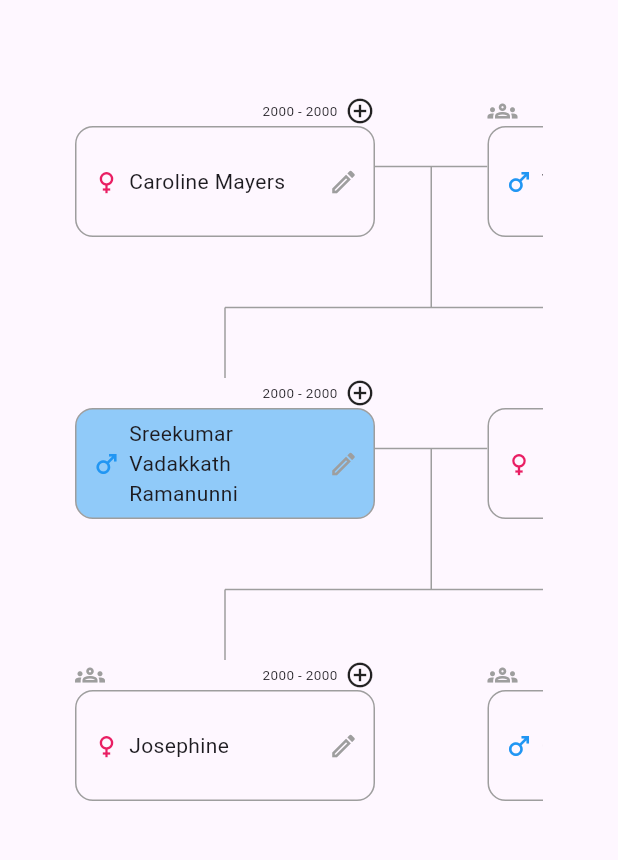
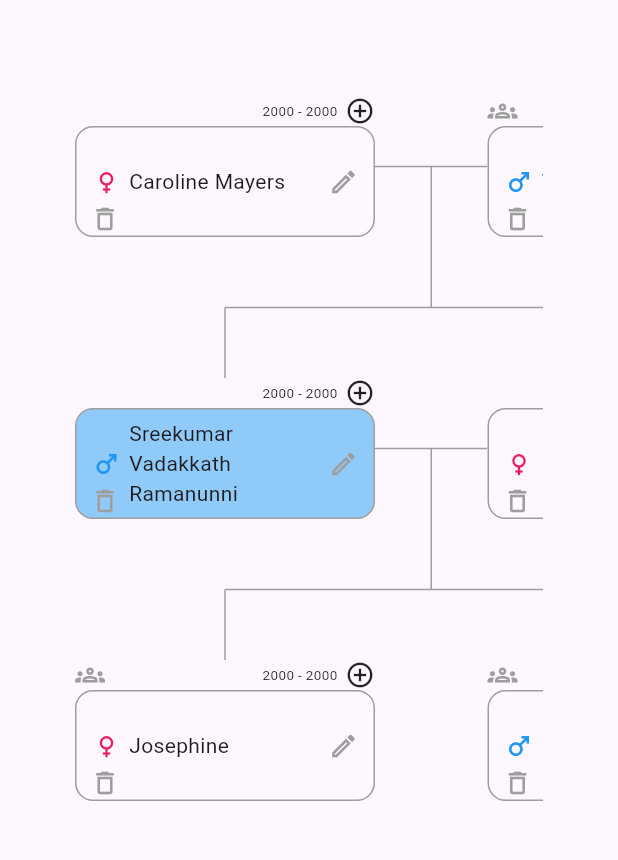
Before and after one commit to jayasreeraju642000/family_tree, a Flutter app: the screen it shows after launch, on a phone screen of 412 x 824 dp, the part 63-923 px from its top. Run offline on Flutter 3.47's test engine with Material 3 defaults, Android fonts, the phone set to English and light mode, and no system bars; our stand-ins replace flutter_bloc.

Commit message:
changes completed

```diff
--- a/lib/family_tree.dart
+++ b/lib/family_tree.dart
@@ -51,7 +51,6 @@ class FamilyTree extends StatelessWidget {
                                 child: InteractiveViewer(
                               constrained: false,
                               minScale: 0.0001,
-                              panAxis: PanAxis.horizontal,
                               maxScale: 8.0,
                               child: Container(
                                 padding: const EdgeInsets.only(
--- a/lib/widgets/family_node_widget.dart
+++ b/lib/widgets/family_node_widget.dart
@@ -33,13 +33,13 @@ class FamilyNodeWidget extends StatelessWidget {
               return Positioned(
                 top: node.yCoordinates,
                 left: node.xCoordinate,
-                child: child ?? Container(
+                child: child ??
+                    Container(
                       alignment: Alignment.bottomCenter,
                       width: widthOfNode,
                       height: heightOfNode,
                       color: Theme.of(context).scaffoldBackgroundColor,
-                  child:
-                      Column(
+                      child: Column(
                         mainAxisAlignment: MainAxisAlignment.center,
                         crossAxisAlignment: CrossAxisAlignment.end,
                         children: [
@@ -112,16 +112,19 @@ class FamilyNodeWidget extends StatelessWidget {
                                   .read<DetailsPanelVisibilityCubit>()
                                   .onVisibilityChange(node.id);
                             },
-                            child: Container(
+                            child: Stack(
+                              children: [
+                                Container(
                                   height: heightOfNode - 20,
                                   width: widthOfNode,
                                   alignment: Alignment.center,
-                              padding:
-                                  const EdgeInsets.symmetric(horizontal: 10),
+                                  padding: const EdgeInsets.symmetric(
+                                      horizontal: 10),
                                   decoration: BoxDecoration(
                                     color: node.isPatient
                                         ? Colors.blue.shade200
-                                    : Theme.of(context).scaffoldBackgroundColor,
+                                        : Theme.of(context)
+                                            .scaffoldBackgroundColor,
                                     border: Border.all(color: Colors.grey),
                                     borderRadius: BorderRadius.circular(12),
                                   ),
@@ -162,7 +165,8 @@ class FamilyNodeWidget extends StatelessWidget {
                                         onTap: () {
                                           showAdaptiveDialog(
                                             context: context,
-                                        builder: (context) => MultiBlocProvider(
+                                            builder: (context) =>
+                                                MultiBlocProvider(
                                               providers: [
                                                 BlocProvider(
                                                   create: (context) =>
@@ -191,6 +195,19 @@ class FamilyNodeWidget extends StatelessWidget {
                                     ],
                                   ),
                                 ),
+                                Positioned(
+                                    left: 10,
+                                    bottom: 2,
+                                    child: InkWell(
+                                      onTap: () {},
+                                      child: const Icon(
+                                        Icons.delete_outline,
+                                        size: 20,
+                                        color: Colors.grey,
+                                      ),
+                                    ))
+                              ],
+                            ),
                           ),
                         ],
                       ),
--- a/pubspec.yaml
+++ b/pubspec.yaml
@@ -1,6 +1,6 @@
 name: family_tree
 description: A new Flutter package project.
-version: 1.1.0+1
+version: 1.1.1+1
 homepage:
 
 environment:
```
Also changed, not shown: example/pubspec.lock. Lines whose indentation alone changed are shown as unchanged.
